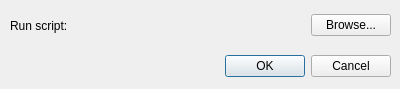
First picture: the form in ui/ConfigureProjectDialog.ui, repository Nitrooos/Projectizer, before the edit.
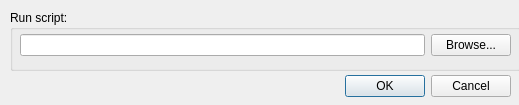
Second picture: the form after the edit.

Commit message: Configure project form layout changes

The edit to the form file:
```diff
--- a/ui/ConfigureProjectDialog.ui
+++ b/ui/ConfigureProjectDialog.ui
@@ -6,8 +6,8 @@
    <rect>
     <x>0</x>
     <y>0</y>
-    <width>400</width>
-    <height>89</height>
+    <width>519</width>
+    <height>105</height>
    </rect>
   </property>
   <property name="windowTitle">
@@ -16,9 +16,9 @@
   <widget class="QDialogButtonBox" name="buttonBox">
    <property name="geometry">
     <rect>
-     <x>50</x>
-     <y>50</y>
-     <width>341</width>
+     <x>30</x>
+     <y>70</y>
+     <width>481</width>
      <height>32</height>
     </rect>
    </property>
@@ -29,45 +29,46 @@
     <set>QDialogButtonBox::Cancel|QDialogButtonBox::Ok</set>
    </property>
   </widget>
-  <widget class="QWidget" name="horizontalLayoutWidget">
+  <widget class="QGroupBox" name="groupBox">
    <property name="geometry">
     <rect>
      <x>10</x>
      <y>10</y>
-     <width>381</width>
+     <width>511</width>
+     <height>61</height>
+    </rect>
+   </property>
+   <property name="title">
+    <string>Run script:</string>
+   </property>
+   <widget class="QWidget" name="horizontalLayoutWidget">
+    <property name="geometry">
+     <rect>
+      <x>10</x>
+      <y>20</y>
+      <width>491</width>
      <height>31</height>
     </rect>
    </property>
    <layout class="QHBoxLayout" name="horizontalLayout">
     <item>
-     <widget class="QLabel" name="label">
-      <property name="text">
-       <string>Run script:</string>
-      </property>
-     </widget>
-    </item>
-    <item>
-     <widget class="QLabel" name="newRunScriptFileLabel">
+      <widget class="QLineEdit" name="newRunScriptFileLabel">
       <property name="text">
        <string/>
       </property>
-     </widget>
-    </item>
-    <item>
-     <spacer name="horizontalSpacer">
-      <property name="orientation">
-       <enum>Qt::Horizontal</enum>
-      </property>
-      <property name="sizeHint" stdset="0">
-       <size>
-        <width>40</width>
-        <height>20</height>
-       </size>
-      </property>
-     </spacer>
-    </item>
+       <property name="readOnly">
+        <bool>true</bool>
+       </property>
+      </widget>
+     </item>
     <item>
      <widget class="QPushButton" name="browseRunScriptFileButton">
+       <property name="sizePolicy">
+        <sizepolicy hsizetype="Maximum" vsizetype="Fixed">
+         <horstretch>0</horstretch>
+         <verstretch>0</verstretch>
+        </sizepolicy>
+       </property>
       <property name="text">
        <string>Browse...</string>
       </property>
@@ -75,6 +76,10 @@
     </item>
    </layout>
   </widget>
+  </widget>
+  <zorder>buttonBox</zorder>
+  <zorder>horizontalLayoutWidget_3</zorder>
+  <zorder>groupBox</zorder>
  </widget>
  <resources/>
  <connections>
```
Lines whose indentation alone changed are shown as unchanged. The commit also changes 7 other files.
